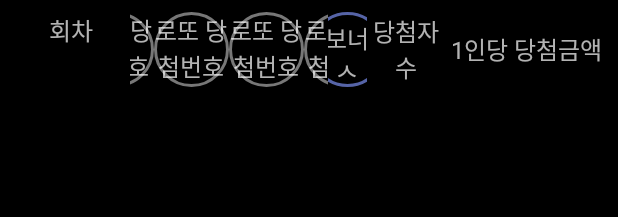
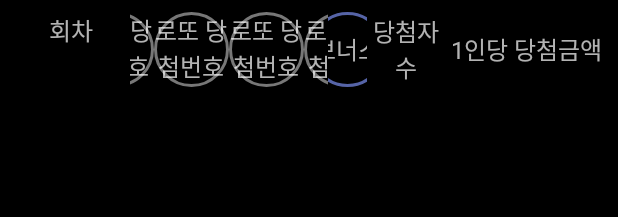
Before and after one commit to dicecarver/WeeklyLottery, an Android app: the layout item_lotto_result.xml on its own in the app's theme, with its tools: preview values and no code run, on a phone screen of 412 x 824 dp. Shown: the top 217 px of the screen. Run offline under Robolectric (Android 15) with nearby library versions, the phone set to English and light mode, and no system bars; Roboto replaces fonts that are not available here.

Commit message:
make apk

```diff
--- a/automotive/src/main/res/layout/item_lotto_result.xml
+++ b/automotive/src/main/res/layout/item_lotto_result.xml
@@ -92,7 +92,6 @@
             android:gravity="center"
             android:layout_gravity="center"
             android:background="@drawable/small_circle_background_11_20"
-            android:padding="5dp"
             android:text="보너스"
             android:textSize="16sp" />
     </FrameLayout>
```
Also changed, not shown: 1 other file.
